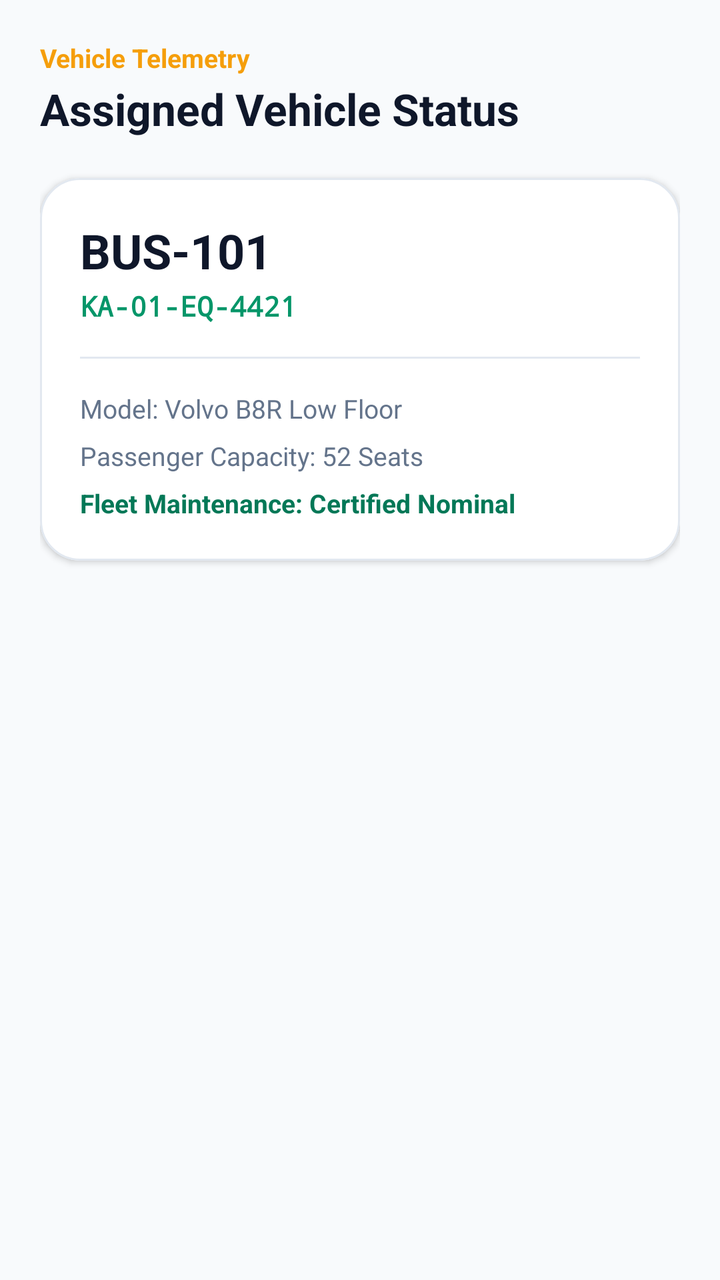
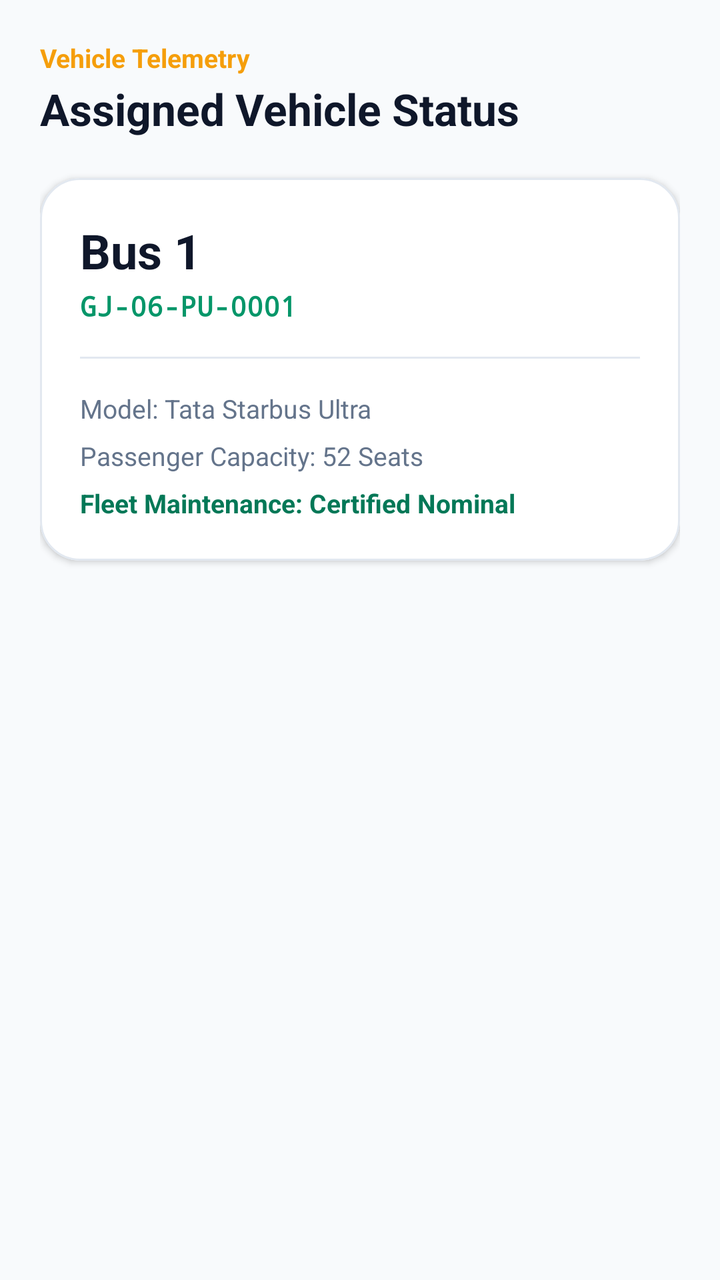

An Android layout rendered at two revisions. The XML below is the earlier revision; the diff shows what the commit changed to produce the second picture.
<!-- AndroidManifest.xml: application theme Theme.UniTrack -->
<!-- res/layout/fragment_driver_bus.xml -->
<?xml version="1.0" encoding="utf-8"?>
<ScrollView xmlns:android="http://schemas.android.com/apk/res/android"
    xmlns:app="http://schemas.android.com/apk/res-auto"
    android:layout_width="match_parent"
    android:layout_height="match_parent"
    android:background="@color/background"
    android:fillViewport="true">

    <LinearLayout
        android:layout_width="match_parent"
        android:layout_height="wrap_content"
        android:orientation="vertical"
        android:padding="20dp">

        <TextView
            android:layout_width="wrap_content"
            android:layout_height="wrap_content"
            android:text="Vehicle Telemetry"
            android:textColor="@color/accent"
            android:textSize="13sp"
            android:textStyle="bold" />

        <TextView
            android:layout_width="wrap_content"
            android:layout_height="wrap_content"
            android:layout_marginTop="2dp"
            android:text="Assigned Vehicle Status"
            android:textColor="@color/text_primary"
            android:textSize="22sp"
            android:textStyle="bold" />

        
        <com.google.android.material.card.MaterialCardView
            style="@style/Widget.UniTrack.Card"
            android:layout_width="match_parent"
            android:layout_height="wrap_content"
            android:layout_marginTop="20dp"
            app:cardCornerRadius="20dp">

            <LinearLayout
                android:layout_width="match_parent"
                android:layout_height="wrap_content"
                android:orientation="vertical"
                android:padding="20dp">

                <TextView
                    android:id="@+id/tvBusNum"
                    android:layout_width="wrap_content"
                    android:layout_height="wrap_content"
                    android:text="BUS-101"
                    android:textColor="@color/text_primary"
                    android:textSize="24sp"
                    android:textStyle="bold" />

                <TextView
                    android:id="@+id/tvBusPlate"
                    android:layout_width="wrap_content"
                    android:layout_height="wrap_content"
                    android:layout_marginTop="2dp"
                    android:fontFamily="monospace"
                    android:text="KA-01-EQ-4421"
                    android:textColor="@color/primary"
                    android:textSize="14sp"
                    android:textStyle="bold" />

                <View
                    android:layout_width="match_parent"
                    android:layout_height="1dp"
                    android:layout_marginTop="16dp"
                    android:layout_marginBottom="16dp"
                    android:background="@color/divider" />

                <TextView
                    android:id="@+id/tvBusModel"
                    android:layout_width="wrap_content"
                    android:layout_height="wrap_content"
                    android:text="Model: Volvo B8R Low Floor"
                    android:textColor="@color/text_secondary"
                    android:textSize="13sp" />

                <TextView
                    android:id="@+id/tvBusCapacity"
                    android:layout_width="wrap_content"
                    android:layout_height="wrap_content"
                    android:layout_marginTop="6dp"
                    android:text="Passenger Capacity: 52 Seats"
                    android:textColor="@color/text_secondary"
                    android:textSize="13sp" />

                <TextView
                    android:id="@+id/tvBusHealth"
                    android:layout_width="wrap_content"
                    android:layout_height="wrap_content"
                    android:layout_marginTop="6dp"
                    android:text="Fleet Maintenance: Certified Nominal"
                    android:textColor="@color/primary_dark"
                    android:textSize="13sp"
                    android:textStyle="bold" />

            </LinearLayout>
        </com.google.android.material.card.MaterialCardView>

    </LinearLayout>
</ScrollView>
<!-- resources referenced by this layout -->
<resources>
  <color name="accent">#F59E0B</color>
  <color name="background">#F8FAFC</color>
  <color name="divider">#E2E8F0</color>
  <color name="primary">#059669</color>
  <color name="primary_dark">#047857</color>
  <color name="text_primary">#0F172A</color>
  <color name="text_secondary">#64748B</color>
  <style name="Widget.UniTrack.Card" parent="Widget.MaterialComponents.CardView">
          <item name="cardCornerRadius">20dp</item>
          <item name="cardElevation">2dp</item>
          <item name="cardBackgroundColor">@color/card_background</item>
          <item name="strokeColor">@color/border</item>
          <item name="strokeWidth">1dp</item>
      </style>
  <style name="Theme.UniTrack" parent="Theme.MaterialComponents.DayNight.NoActionBar">
          
          <item name="colorPrimary">@color/primary</item>
          <item name="colorPrimaryVariant">@color/primary_dark</item>
          <item name="colorOnPrimary">@color/pure_white</item>
          
          <item name="colorSecondary">@color/secondary</item>
          <item name="colorSecondaryVariant">@color/secondary_light</item>
          <item name="colorOnSecondary">@color/pure_white</item>
          
          <item name="android:statusBarColor">@color/surface</item>
          <item name="android:windowLightStatusBar">true</item>
          <item name="android:windowBackground">@color/background</item>
          <item name="colorSurface">@color/surface</item>
          <item name="colorOnSurface">@color/text_primary</item>
  
          
          <item name="android:textColor">@color/text_primary</item>
          <item name="android:textColorPrimary">@color/text_primary</item>
          <item name="android:textColorSecondary">@color/text_secondary</item>
          <item name="android:textColorHint">@color/input_hint</item>
          <item name="android:editTextColor">@color/input_text</item>
  
          
          <item name="textInputStyle">@style/Widget.UniTrack.TextInputLayout</item>
          <item name="editTextStyle">@style/Widget.UniTrack.EditText</item>
      </style>
  <color name="card_background">#FFFFFF</color>
  <color name="border">#E2E8F0</color>
  <color name="pure_white">#FFFFFF</color>
  <color name="secondary">#0F172A</color>
  <color name="secondary_light">#1E293B</color>
  <color name="surface">#FFFFFF</color>
  <color name="input_hint">#64748B</color>
  <color name="input_text">#0F172A</color>
  <style name="Widget.UniTrack.TextInputLayout" parent="Widget.MaterialComponents.TextInputLayout.OutlinedBox">
          <item name="boxStrokeColor">@color/primary</item>
          <item name="hintTextColor">@color/primary</item>
          <item name="android:textColorHint">@color/input_hint</item>
          <item name="boxBackgroundColor">@color/input_background</item>
          <item name="boxCornerRadiusTopStart">12dp</item>
          <item name="boxCornerRadiusTopEnd">12dp</item>
          <item name="boxCornerRadiusBottomStart">12dp</item>
          <item name="boxCornerRadiusBottomEnd">12dp</item>
      </style>
  <style name="Widget.UniTrack.EditText" parent="Widget.MaterialComponents.TextInputEditText.OutlinedBox">
          <item name="android:textColor">@color/input_text</item>
          <item name="android:textColorHint">@color/input_hint</item>
          <item name="android:textSize">14sp</item>
      </style>
  <color name="input_background">#FFFFFF</color>
</resources>

<!-- the commit's change to res/layout/fragment_driver_bus.xml (unified diff, before → after) -->
@@ -47,7 +47,7 @@
                     android:id="@+id/tvBusNum"
                     android:layout_width="wrap_content"
                     android:layout_height="wrap_content"
-                    android:text="BUS-101"
+                    android:text="Bus 1"
                     android:textColor="@color/text_primary"
                     android:textSize="24sp"
                     android:textStyle="bold" />
@@ -58,7 +58,7 @@
                     android:layout_height="wrap_content"
                     android:layout_marginTop="2dp"
                     android:fontFamily="monospace"
-                    android:text="KA-01-EQ-4421"
+                    android:text="GJ-06-PU-0001"
                     android:textColor="@color/primary"
                     android:textSize="14sp"
                     android:textStyle="bold" />
@@ -74,7 +74,7 @@
                     android:id="@+id/tvBusModel"
                     android:layout_width="wrap_content"
                     android:layout_height="wrap_content"
-                    android:text="Model: Volvo B8R Low Floor"
+                    android:text="Model: Tata Starbus Ultra"
                     android:textColor="@color/text_secondary"
                     android:textSize="13sp" />
 
